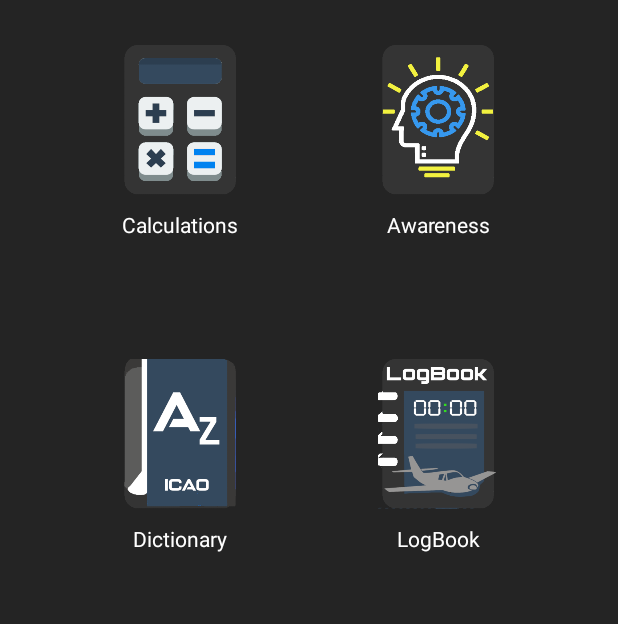
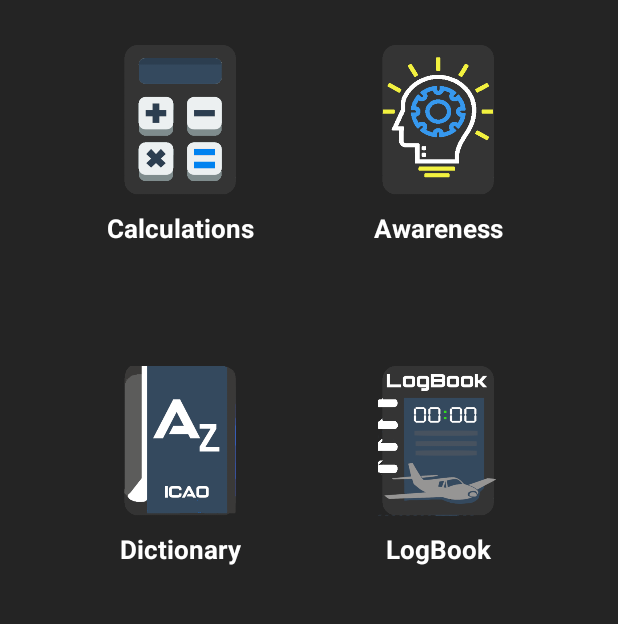
Before and after one commit to dorynakad/Pilot-Companion-App, an Android app: the screen it shows after launch (MainActivity), on a phone screen of 412 x 824 dp, the part 309-933 px from its top. Run offline under Robolectric (Android 15) with nearby library versions, the phone set to English and light mode, and no system bars.

Commit message:
homepage details

```diff
--- a/app/src/main/res/layout/activity_main.xml
+++ b/app/src/main/res/layout/activity_main.xml
@@ -27,17 +27,17 @@
 
         <Button
             android:id="@+id/weightbalancebutton"
-            android:clickable="true"
-            android:onClick="goToWeightBalance"
             android:layout_width="100dp"
-            android:layout_height="50dp"
+            android:layout_height="45dp"
             android:layout_below="@+id/copilot_title"
             android:layout_alignStart="@+id/copilot_title"
             android:layout_alignLeft="@+id/copilot_title"
             android:layout_marginStart="70dp"
             android:layout_marginLeft="70dp"
             android:layout_marginTop="87dp"
-            android:background="@drawable/weight_balance" />
+            android:background="@drawable/weight_balance"
+            android:clickable="true"
+            android:onClick="goToWeightBalance" />
 
         <TextView
             android:id="@+id/copilot_title"
@@ -67,14 +67,20 @@
             android:layout_marginLeft="70dp"
             android:layout_marginTop="10dp"
             android:text="Calculations"
+            android:textStyle="bold"
             android:textAlignment="center"
-            android:textColor="#FFF" />
+            android:textColor="#FFF"
+            android:textSize="17sp"
+            />
 
         <Button
             android:id="@+id/dictionary_button"
             android:layout_width="80dp"
             android:layout_height="100dp"
             android:layout_below="@id/calculations_text"
+            android:layout_alignParentStart="true"
+            android:layout_alignParentLeft="true"
+            android:layout_marginStart="80dp"
             android:layout_marginLeft="80dp"
             android:layout_marginTop="80dp"
             android:background="@drawable/dictionary_icon" />
@@ -84,11 +90,18 @@
             android:layout_width="100dp"
             android:layout_height="wrap_content"
             android:layout_below="@id/dictionary_button"
+            android:layout_alignParentStart="true"
+            android:layout_alignParentLeft="true"
+            android:layout_alignParentBottom="true"
+            android:layout_marginStart="70dp"
             android:layout_marginLeft="70dp"
             android:layout_marginTop="10dp"
+            android:layout_marginBottom="77dp"
             android:text="Dictionary"
             android:textAlignment="center"
-            android:textColor="#FFF" />
+            android:textColor="#FFF"
+            android:textSize="17dp"
+            android:textStyle="bold" />
 
 
         <Button
@@ -103,6 +116,7 @@
 
         <TextView
             android:id="@+id/awareness_text"
+            android:textStyle="bold"
             android:layout_width="100dp"
             android:layout_height="wrap_content"
             android:layout_below="@id/awareness_button"
@@ -110,6 +124,7 @@
             android:layout_marginTop="10dp"
             android:layout_marginRight="70dp"
             android:text="Awareness"
+            android:textSize="17dp"
             android:textAlignment="center"
             android:textColor="#FFF" />
 
@@ -130,11 +145,15 @@
             android:layout_height="wrap_content"
             android:layout_below="@id/logbook_button"
             android:layout_alignRight="@id/copilot_title"
+            android:layout_alignParentBottom="true"
             android:layout_marginTop="10dp"
             android:layout_marginRight="70dp"
+            android:layout_marginBottom="77dp"
             android:text="LogBook"
             android:textAlignment="center"
-            android:textColor="#FFF" />
+            android:textColor="#FFF"
+            android:textSize="17dp"
+            android:textStyle="bold" />
 
     </RelativeLayout>
 </android.support.constraint.ConstraintLayout>
```
Also changed, not shown: app/src/main/res/drawable/c_altitude.png (added), app/src/main/res/drawable/c_wb.png (added).
